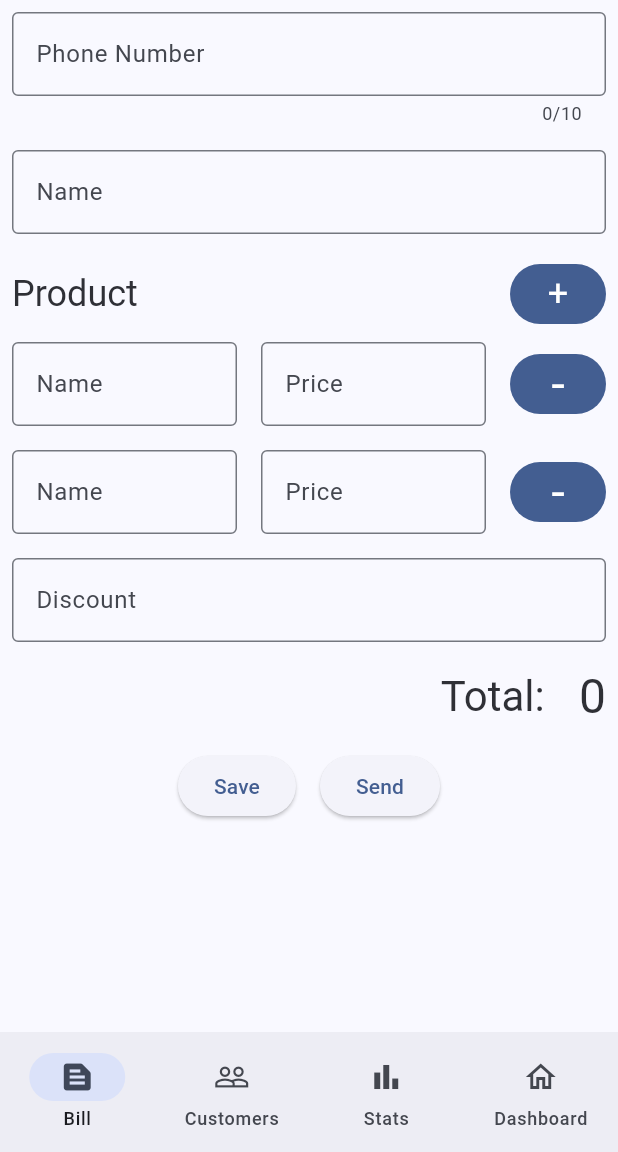
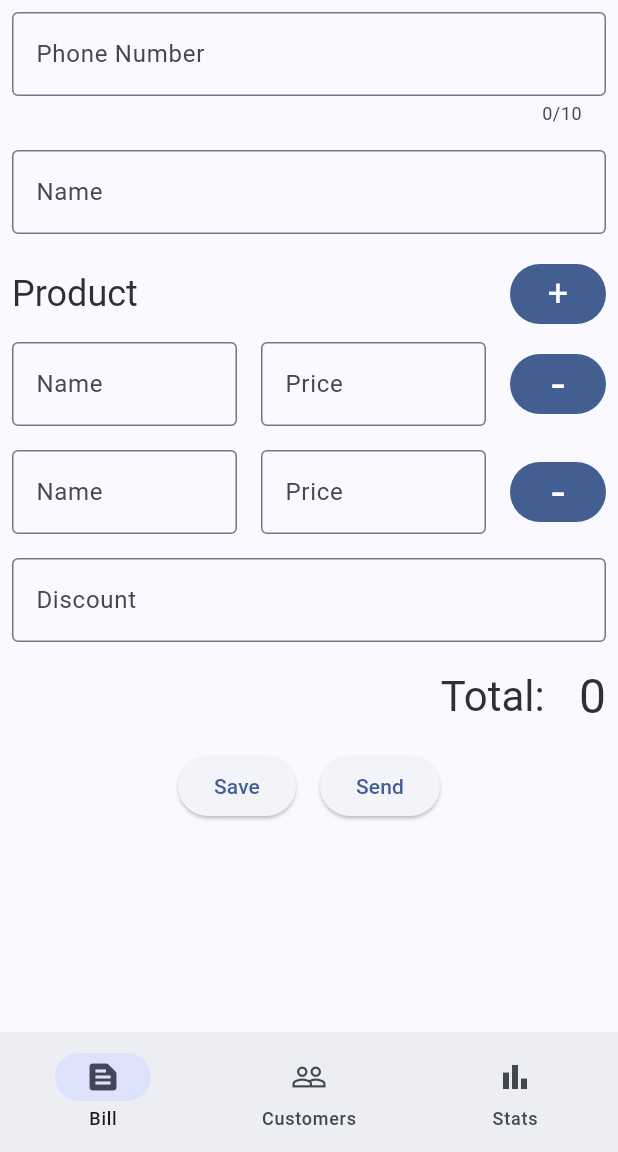
Before and after one commit to Kill11007/ridhaan_fashions, a Flutter app: the screen it shows after launch, after a tap on an icon or button, on a phone screen of 412 x 824 dp, the part 84-1236 px from its top. Run offline on Flutter 3.47's test engine with Material 3 defaults, Android fonts, the light colour scheme and no system bars; our stand-ins replace pdf, permission_handler, sqflite; missing offline and left inert: whatsapp; accounts and stored records are empty.

Commit message:
Dashboard Removed from bottomnavigation bar

```diff
--- a/lib/daily_stats.dart
+++ b/lib/daily_stats.dart
@@ -118,6 +118,7 @@ class _DailyStatsState extends State<DailyStats> {
         ),
         SizedBox.expand(
           child: DraggableScrollableSheet(
+            initialChildSize: 0.58,
             builder: (context, scrollController) {
               return Container(
                 clipBehavior: Clip.hardEdge,
--- a/lib/main.dart
+++ b/lib/main.dart
@@ -66,7 +66,7 @@ class _MyHomePageState extends State<MyHomePage> {
             }
           case 2:
             {
-              currentWidget = DailyStats();
+              currentWidget = const DailyStats();
               break;
             }
         }
@@ -101,11 +101,6 @@ class _MyHomePageState extends State<MyHomePage> {
             icon: Icon(Icons.bar_chart_outlined),
             label: "Stats",
           ),
-          NavigationDestination(
-            selectedIcon: Icon(Icons.home),
-            icon: Icon(Icons.home_outlined),
-            label: "Dashboard",
-          ),
         ],
       ),
     );
```
